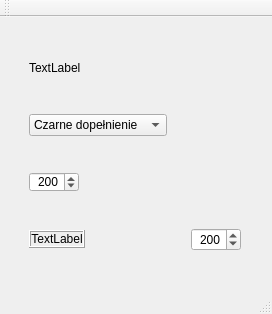
Old version of the form mainwindow.ui in the repository michas-eu/mc_img_scaler.
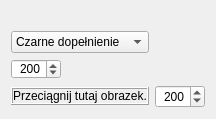
New version of the form.

Diff of the .ui file:
```diff
--- a/mainwindow.ui
+++ b/mainwindow.ui
@@ -6,8 +6,8 @@
    <rect>
     <x>0</x>
     <y>0</y>
-    <width>272</width>
-    <height>314</height>
+    <width>198</width>
+    <height>109</height>
    </rect>
   </property>
   <property name="acceptDrops">
@@ -42,7 +42,7 @@
        </size>
       </property>
       <property name="text">
-       <string>TextLabel</string>
+       <string notr="true"/>
       </property>
      </widget>
     </item>
@@ -104,7 +104,7 @@
        <enum>QFrame::Raised</enum>
       </property>
       <property name="text">
-       <string>TextLabel</string>
+       <string>Przeciągnij tutaj obrazek.</string>
       </property>
       <property name="alignment">
        <set>Qt::AlignCenter</set>
@@ -195,25 +195,6 @@
     </item>
    </layout>
   </widget>
-  <widget class="QMenuBar" name="menuBar">
-   <property name="geometry">
-    <rect>
-     <x>0</x>
-     <y>0</y>
-     <width>272</width>
-     <height>21</height>
-    </rect>
-   </property>
-  </widget>
-  <widget class="QToolBar" name="mainToolBar">
-   <attribute name="toolBarArea">
-    <enum>TopToolBarArea</enum>
-   </attribute>
-   <attribute name="toolBarBreak">
-    <bool>false</bool>
-   </attribute>
-  </widget>
-  <widget class="QStatusBar" name="statusBar"/>
  </widget>
  <layoutdefault spacing="6" margin="11"/>
  <resources/>
```
Left out of the diff: 2 changed lines with no effect on the pictures.
